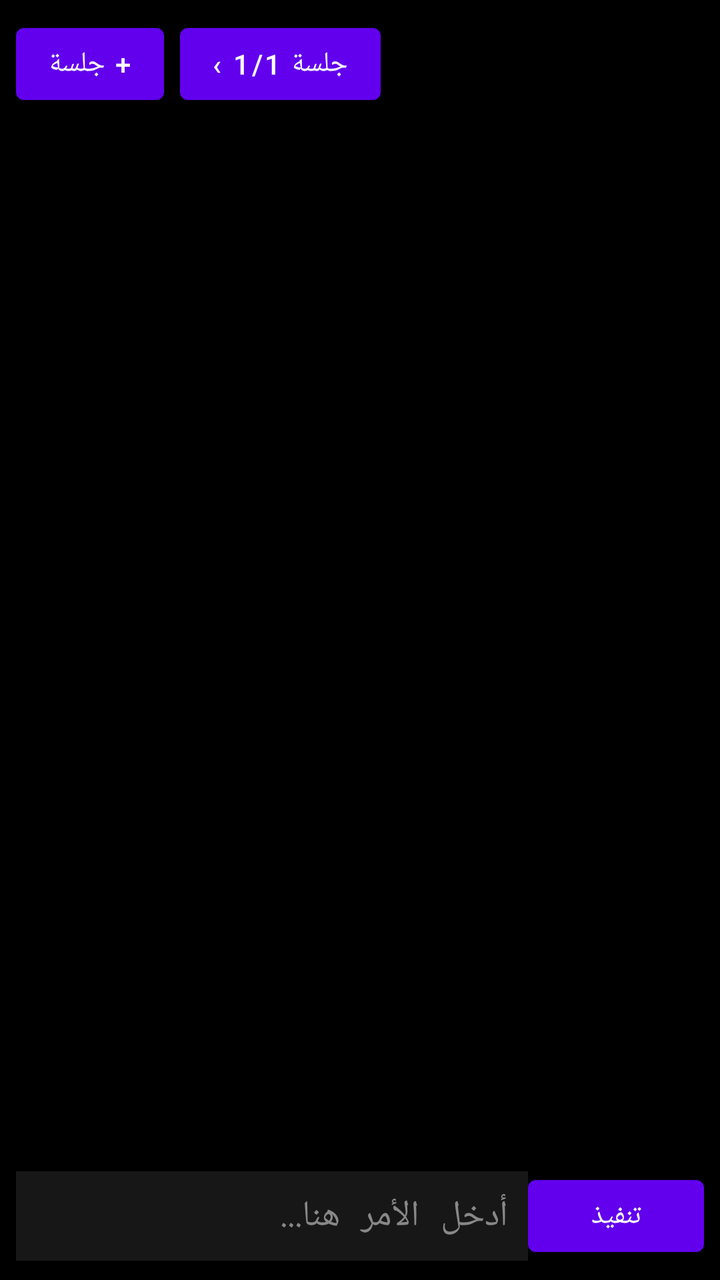
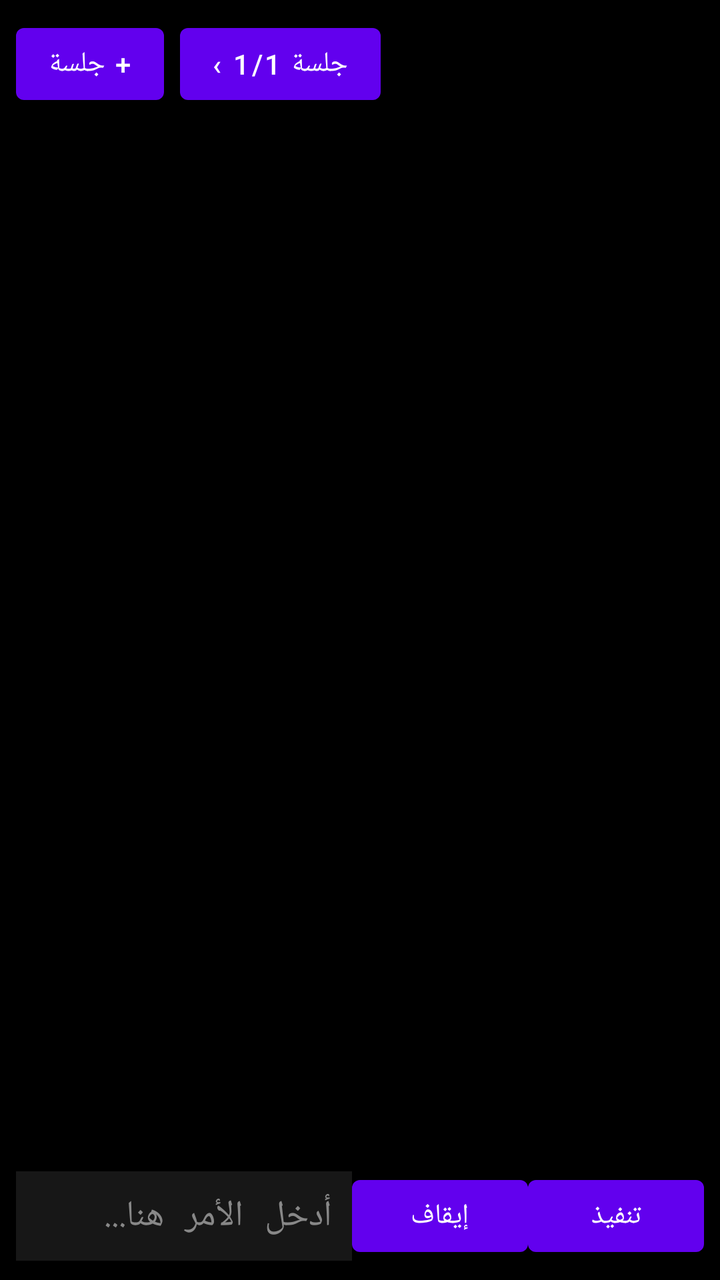

Screens rendered from an Android XML layout before and after an edit, with the pre-edit source and the edit as a unified diff.
<!-- AndroidManifest.xml: application theme AppTheme -->
<!-- res/layout/activity_main.xml -->
<?xml version="1.0" encoding="utf-8"?>
<LinearLayout xmlns:android="http://schemas.android.com/apk/res/android"
    android:layout_width="match_parent" android:layout_height="match_parent"
    android:background="#000000" android:orientation="vertical" android:padding="8dp">

    <LinearLayout
        android:layout_width="match_parent" android:layout_height="wrap_content"
        android:gravity="center_vertical" android:orientation="horizontal">
        <Button
            android:id="@+id/btnNewSession"
            android:layout_width="wrap_content" android:layout_height="wrap_content"
            android:minWidth="48dp" android:text="+ جلسة" />
        <Button
            android:id="@+id/btnNextSession"
            android:layout_width="wrap_content" android:layout_height="wrap_content"
            android:layout_marginStart="8dp" android:text="جلسة 1/1 ›" />
    </LinearLayout>

    <androidx.recyclerview.widget.RecyclerView
        android:id="@+id/recyclerViewTerminal" android:layout_width="match_parent"
        android:layout_height="0dp" android:layout_weight="1" android:scrollbars="vertical" />

    <LinearLayout android:layout_width="match_parent" android:layout_height="wrap_content"
        android:gravity="center_vertical" android:orientation="horizontal">
        <EditText android:id="@+id/editTextCommand" android:layout_width="0dp"
            android:layout_height="wrap_content" android:layout_weight="1"
            android:background="#171717" android:hint="أدخل الأمر هنا..."
            android:imeOptions="actionDone" android:inputType="textNoSuggestions"
            android:maxLines="4" android:padding="10dp" android:textColor="#FFFFFF"
            android:textColorHint="#888888" android:typeface="monospace" />
        <Button android:id="@+id/btnExecute" android:layout_width="wrap_content"
            android:layout_height="wrap_content" android:text="تنفيذ" />
    </LinearLayout>
</LinearLayout>
<!-- resources referenced by this layout -->
<resources>
  <style name="AppTheme" parent="Theme.MaterialComponents.DayNight.NoActionBar">
          <item name="android:colorAccent">#4CAF50</item>
          <item name="android:navigationBarColor">#000000</item>
          <item name="android:statusBarColor">#000000</item>
          <item name="android:windowLightStatusBar">false</item>
      </style>
</resources>

<!-- the commit's change to res/layout/activity_main.xml (unified diff, before → after) -->
@@ -28,6 +28,8 @@
             android:imeOptions="actionDone" android:inputType="textNoSuggestions"
             android:maxLines="4" android:padding="10dp" android:textColor="#FFFFFF"
             android:textColorHint="#888888" android:typeface="monospace" />
+        <Button android:id="@+id/btnInterrupt" android:layout_width="wrap_content"
+            android:layout_height="wrap_content" android:text="إيقاف" />
         <Button android:id="@+id/btnExecute" android:layout_width="wrap_content"
             android:layout_height="wrap_content" android:text="تنفيذ" />
     </LinearLayout>
